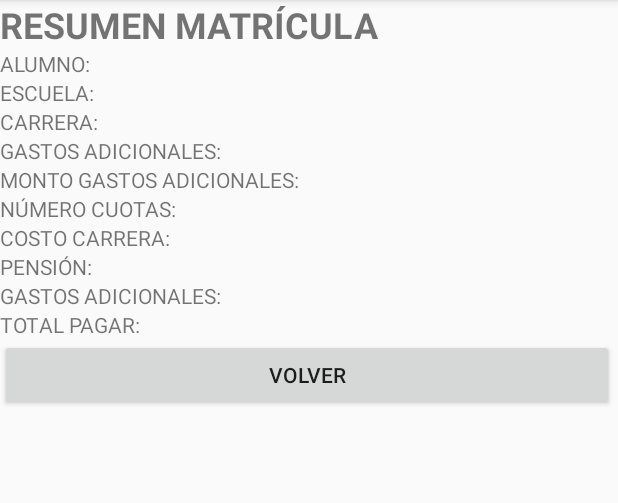
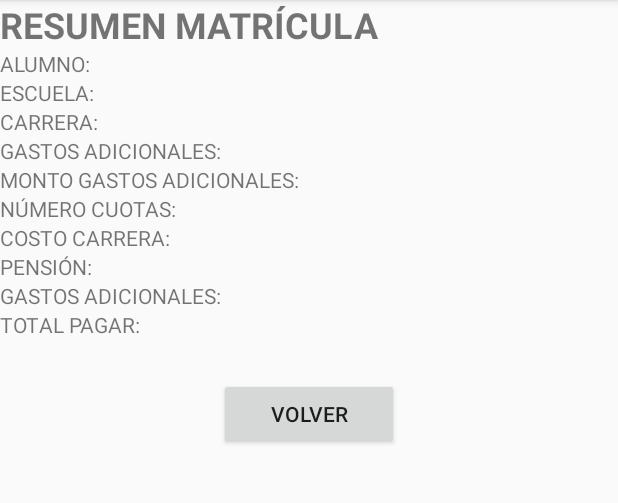
Before and after one commit to mishrole/DAM-AppMatricula, an Android app: the MainImprimir screen opened directly, with no data from a screen before it, on a phone screen of 412 x 824 dp, the part 84-587 px from its top. Run offline under Robolectric (Android 15) with nearby library versions, the phone set to English and light mode, and no system bars; 10 statements that could not run were skipped.

Commit message:
[Funcional] Estable 0.4 - Fix diseño

```diff
--- a/app/src/main/java/com/example/appmatricula/MainActivity.java
+++ b/app/src/main/java/com/example/appmatricula/MainActivity.java
@@ -178,6 +178,10 @@ public class MainActivity extends AppCompatActivity implements View.OnClickListe
                 Toast.makeText(MainActivity.this, "Seleccione una Escuela", Toast.LENGTH_SHORT).show();
             }else {
                 // btnImprimir
+
+                // En caso quiera imprimir sin calcular
+                calcularAdicionales();
+
                 String nomAlumno = edtAlumno.getText().toString();
                 // Crear objeto de la lase Intent
                 Intent intent = new Intent(this, MainImprimir.class);
--- a/app/src/main/res/layout/activity_imprimir.xml
+++ b/app/src/main/res/layout/activity_imprimir.xml
@@ -6,8 +6,8 @@
     android:layout_height="match_parent">
 
     <LinearLayout
-        android:layout_width="409dp"
-        android:layout_height="729dp"
+        android:layout_width="match_parent"
+        android:layout_height="match_parent"
         android:orientation="vertical"
         tools:layout_editor_absoluteX="1dp"
         tools:layout_editor_absoluteY="1dp">
@@ -80,11 +80,23 @@
             android:layout_height="wrap_content"
             android:text="TOTAL PAGAR:" />
 
-        <Button
-            android:id="@+id/btnVolver"
+        <TextView
+            android:id="@+id/textView10"
             android:layout_width="match_parent"
-            android:layout_height="wrap_content"
-            android:text="VOLVER" />
+            android:layout_height="wrap_content" />
+
+        <LinearLayout
+            android:layout_width="match_parent"
+            android:layout_height="62dp"
+            android:gravity="center_horizontal|center_vertical"
+            android:orientation="horizontal">
+
+            <Button
+                android:id="@+id/btnVolver"
+                android:layout_width="120dp"
+                android:layout_height="wrap_content"
+                android:text="VOLVER" />
+        </LinearLayout>
 
     </LinearLayout>
 </androidx.constraintlayout.widget.ConstraintLayout>
```
